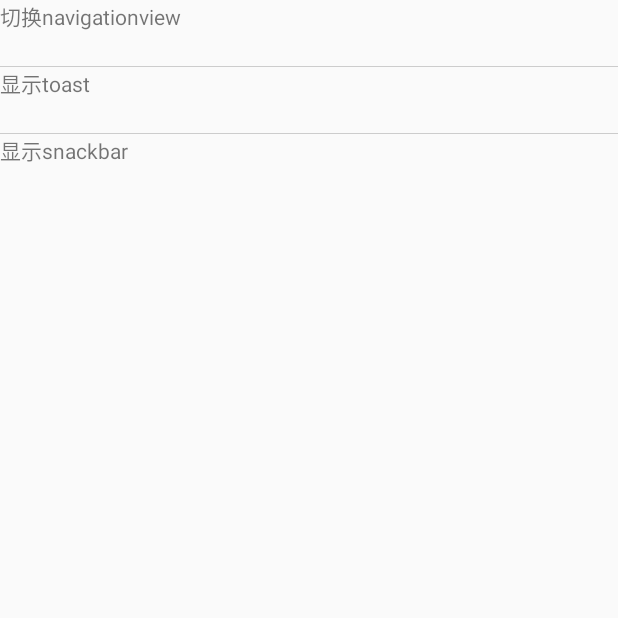
After one commit to LiuLinXin/StudyUI, an Android app: the Day8SnackbarActivity screen opened directly, with no data from a screen before it, on a phone screen of 412 x 824 dp, the top half of it. The commit adds this screen. Run offline under Robolectric (Android 15) with nearby library versions, the phone set to English and light mode, and no system bars.

Commit message:
day8 half

```diff
--- a/app/src/main/AndroidManifest.xml
+++ b/app/src/main/AndroidManifest.xml
@@ -23,10 +23,8 @@
         <activity android:name=".day6_recyclerview_animation.ActivityDay6RecyclerViewAnimation">
         </activity>
         <activity android:name=".day7_drawerlayout.Day7_activity"/>
-        <activity
-            android:name=".day7_drawerlayout.GoogleDrawerActivity"
-            >
-        </activity>
+        <activity android:name=".day7_drawerlayout.GoogleDrawerActivity"/>
+        <activity android:name=".day8_snackbar.Day8SnackbarActivity"/>
     </application>
 
 </manifest>
--- a/app/src/main/java/com/example/sober_philer/studyui/MainActivity.java
+++ b/app/src/main/java/com/example/sober_philer/studyui/MainActivity.java
@@ -9,6 +9,7 @@ import com.example.sober_philer.studyui.day4_recyclerview_itemdecoration.Day4Act
 import com.example.sober_philer.studyui.day5_recyclerview_headerfooter.ActivityDay5;
 import com.example.sober_philer.studyui.day6_recyclerview_animation.ActivityDay6RecyclerViewAnimation;
 import com.example.sober_philer.studyui.day7_drawerlayout.Day7_activity;
+import com.example.sober_philer.studyui.day8_snackbar.Day8SnackbarActivity;
 
 public class MainActivity extends AppCompatActivity implements View.OnClickListener {
 
@@ -20,6 +21,7 @@ public class MainActivity extends AppCompatActivity implements View.OnClickListe
         findViewById(R.id.day5).setOnClickListener(this);
         findViewById(R.id.day6).setOnClickListener(this);
         findViewById(R.id.day7).setOnClickListener(this);
+        findViewById(R.id.day8).setOnClickListener(this);
     }
 
     @Override
@@ -34,6 +36,8 @@ public class MainActivity extends AppCompatActivity implements View.OnClickListe
             startActivity(new Intent(this, ActivityDay6RecyclerViewAnimation.class));
         }else if(id == R.id.day7){
             startActivity(new Intent(this, Day7_activity.class));
+        }else if(id == R.id.day8){
+            startActivity(new Intent(this, Day8SnackbarActivity.class));
         }
     }
 }
--- /dev/null
+++ b/app/src/main/java/com/example/sober_philer/studyui/day8_snackbar/Day8SnackbarActivity.java
@@ -0,0 +1,63 @@
+package com.example.sober_philer.studyui.day8_snackbar;
+
+import android.os.Bundle;
+import android.support.annotation.NonNull;
+import android.support.annotation.Nullable;
+import android.support.design.widget.NavigationView;
+import android.support.design.widget.Snackbar;
+import android.support.v4.widget.DrawerLayout;
+import android.support.v7.app.AppCompatActivity;
+import android.util.Log;
+import android.view.MenuItem;
+import android.view.View;
+import android.widget.Toast;
+
+import com.example.sober_philer.studyui.R;
+
+/**
+ * Created by sober_philer on 2017/12/8.
+ * Description:
+ */
+
+public class Day8SnackbarActivity extends AppCompatActivity implements View.OnClickListener, NavigationView.OnNavigationItemSelectedListener {
+
+    private View tvSnackbar;
+    private DrawerLayout drawerLayout;
+    private NavigationView navigation;
+    @Override
+    protected void onCreate(@Nullable Bundle savedInstanceState) {
+        super.onCreate(savedInstanceState);
+        setContentView(R.layout.day8_snackbar_activity);
+        drawerLayout = (DrawerLayout) findViewById(R.id.drawer);
+        navigation = (NavigationView) findViewById(R.id.navigation);
+        findViewById(R.id.tvChangeNavigation).setOnClickListener(this);
+        findViewById(R.id.tvToast).setOnClickListener(this);
+        findViewById(R.id.tvSnackbar).setOnClickListener(this);
+        tvSnackbar = findViewById(R.id.tvSnackbar);
+        navigation.setNavigationItemSelectedListener(this);
+    }
+
+    @Override
+    public void onClick(View v) {
+        int id = v.getId();
+        if(id == R.id.tvToast){
+            Toast.makeText(this, "toast", Toast.LENGTH_SHORT).show();
+        }else if(id == R.id.tvSnackbar){
+            Snackbar.make(tvSnackbar, "xixixi", Snackbar.LENGTH_SHORT).show();
+        }else if(id == R.id.tvChangeNavigation){
+            boolean drawerOpen = drawerLayout.isDrawerOpen(navigation);
+            if(drawerOpen){
+                drawerLayout.closeDrawer(navigation);
+            }else {
+                drawerLayout.openDrawer(navigation);
+            }
+        }
+    }
+
+    @Override
+    public boolean onNavigationItemSelected(@NonNull MenuItem item) {
+        CharSequence title = item.getTitle();
+        Log.i("philer", title+"");
+        return false;
+    }
+}
--- /dev/null
+++ b/app/src/main/res/layout/day8_snackbar_activity.xml
@@ -0,0 +1,51 @@
+<?xml version="1.0" encoding="utf-8"?>
+<android.support.v4.widget.DrawerLayout
+    xmlns:android="http://schemas.android.com/apk/res/android"
+    android:layout_width="match_parent"
+    android:id="@+id/drawer"
+    android:layout_height="match_parent"
+    xmlns:app="http://schemas.android.com/apk/res-auto">
+
+    <LinearLayout
+        android:layout_width="match_parent"
+        android:layout_height="match_parent"
+        android:orientation="vertical">
+
+        <android.support.v7.widget.AppCompatTextView
+            android:id="@+id/tvChangeNavigation"
+            android:layout_width="match_parent"
+            android:layout_height="44dp"
+            android:text="切换navigationview"/>
+
+        <View
+            android:layout_width="match_parent"
+            android:layout_height="0.5dp"
+            android:background="#ccc"/>
+
+        <android.support.v7.widget.AppCompatTextView
+            android:id="@+id/tvToast"
+            android:layout_width="match_parent"
+            android:layout_height="44dp"
+            android:text="显示toast"/>
+
+        <View
+            android:layout_width="match_parent"
+            android:layout_height="0.5dp"
+            android:background="#ccc"/>
+
+        <android.support.v7.widget.AppCompatTextView
+            android:id="@+id/tvSnackbar"
+            android:layout_width="match_parent"
+            android:layout_height="44dp"
+            android:text="显示snackbar"/>
+
+    </LinearLayout>
+
+    <android.support.design.widget.NavigationView
+        android:id="@+id/navigation"
+        android:layout_gravity="start"
+        app:headerLayout="@layout/day8_navigationhead"
+        app:menu="@menu/day8_navigationview_menu"
+        android:layout_width="match_parent"
+        android:layout_height="match_parent"/>
+</android.support.v4.widget.DrawerLayout>
--- /dev/null
+++ b/app/src/main/res/menu/day8_navigationview_menu.xml
@@ -0,0 +1,29 @@
+<?xml version="1.0" encoding="utf-8"?>
+<menu xmlns:android="http://schemas.android.com/apk/res/android">
+
+    <item android:id="@+id/item1"
+          android:title="item1"
+        android:icon="@android:drawable/alert_dark_frame"
+        />
+
+    <item android:id="@+id/item2"
+          android:title="item1"
+          android:icon="@android:drawable/alert_dark_frame"
+        />
+
+    <item android:id="@+id/item3"
+          android:title="item1"
+          android:icon="@android:drawable/alert_dark_frame"
+        />
+
+    <item android:id="@+id/item4"
+          android:title="item1"
+          android:icon="@android:drawable/alert_dark_frame"
+        />
+
+    <item android:id="@+id/item5"
+          android:title="item1"
+          android:icon="@android:drawable/alert_dark_frame"
+        />
+
+</menu>
```
Also changed, not shown: app/src/main/res/layout/activity_main.xml (+12 -0 lines), app/src/main/res/layout/day8_navigationhead.xml (added, +18 -0 lines).
